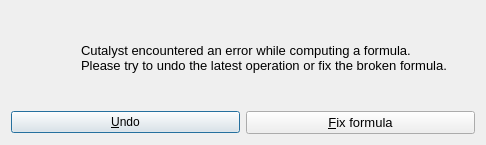
This is src/libs/vtools/dialogs/support/dialogundo.ui in palepal/Seamly2D as Qt 5 draws it before an edit. The edited form follows.
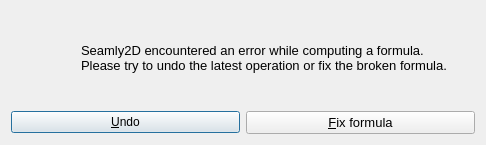
This is the edited form. Icons and pictures are not drawn.

Commit message:
feat: Seamly icon set with style guide and generator
Redraws Seamly's tool and UI icons as themed .tsvg files on a 20 px grid with
1.25 px strokes, generated by tsvg/make_icons.py and described in tsvg/STYLE.md.
Generic UI icons use Adobe Spectrum's workflow icons (Apache-2.0, LICENSE and
COPYRIGHT kept, TextDecrease modified from TextIncrease). Drafting tools mark
what they create in the theme accent. Every icon reference now points at the
new set and the LibreCAD copies are removed.

The edit to the form file:
```diff
--- a/src/libs/vtools/dialogs/support/dialogundo.ui
+++ b/src/libs/vtools/dialogs/support/dialogundo.ui
@@ -58,7 +58,7 @@
         </font>
        </property>
        <property name="text">
-        <string>Cutalyst encountered an error while computing a formula.
+        <string>Seamly2D encountered an error while computing a formula.
 Please try to undo the latest operation or fix the broken formula.</string>
        </property>
        <property name="wordWrap">
```
Left out of the diff: 2 changed lines with no effect on the pictures. The commit also changes 324 other files.
